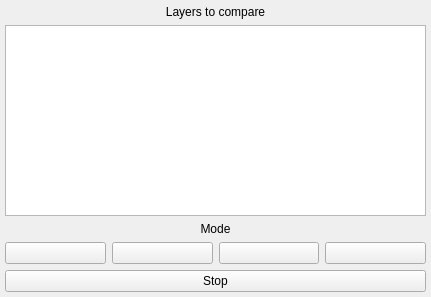
Above: qmapcompare_dockwidget.ui from MIERUNE/qgis-plugin-qmapcompare before the change. Below: the same form after it.
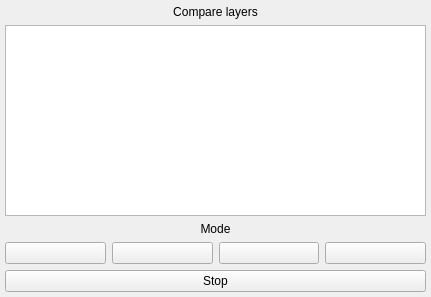
That is the form after the change. Icons and pictures are not drawn.

```diff
--- a/qmapcompare_dockwidget.ui
+++ b/qmapcompare_dockwidget.ui
@@ -30,7 +30,7 @@
      <item>
       <widget class="QLabel" name="label_layers">
        <property name="text">
-        <string>Layers to compare</string>
+        <string>Compare layers</string>
        </property>
        <property name="alignment">
        <set>Qt::AlignCenter</set>
```
